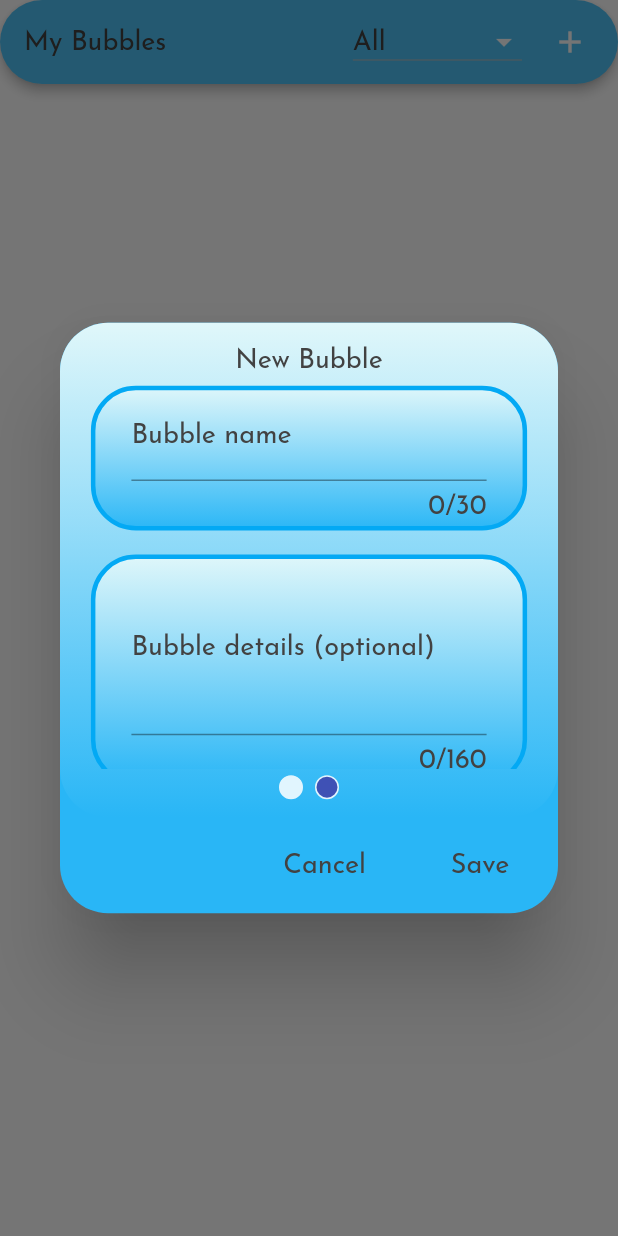
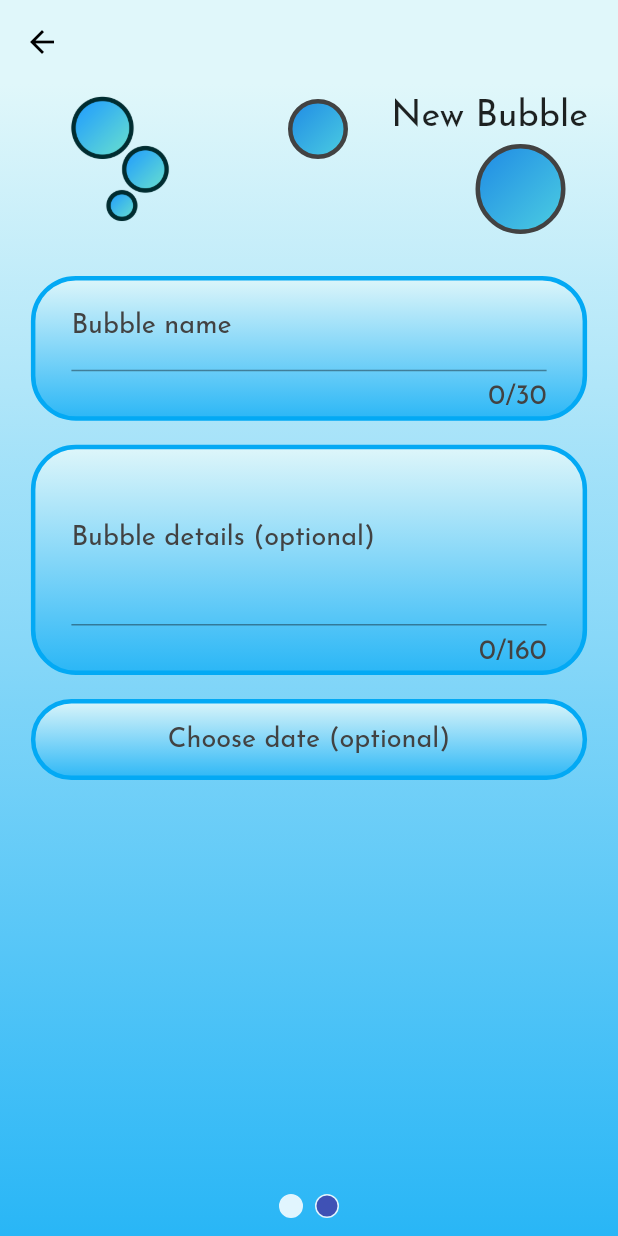
Before and after one commit to djbirbeck/bubble, a Flutter app: the BubbleList screen opened directly, after a tap on "Add a Bubble?", on a phone screen of 412 x 824 dp. Run offline on Flutter 3.47's test engine with Material 2 defaults, Android fonts, the phone set to English and light mode, and no system bars; our stand-ins replace flutter_local_notifications, hive, hive_flutter, sleek_circular_slider; missing offline and left inert: bezier_chart, notification_permissions; accounts and stored records are empty; generated files the repository leaves out were written again; statements that could not run were skipped.

```diff
--- a/lib/screens/bubble_details.dart
+++ b/lib/screens/bubble_details.dart
@@ -1,4 +1,5 @@
 import 'package:flutter/material.dart';
+import 'package:intl/intl.dart';
 
 class BubbleDetails extends StatefulWidget {
   final TabController tabController;
@@ -76,8 +77,7 @@ class _BubbleDetailsState extends State<BubbleDetails> {
       },
       child: Container(
         //width: MediaQuery.of(context).size.width * 0.9,
-        child: Column(
-          mainAxisAlignment: MainAxisAlignment.center,
+        child: ListView(
           children: [
             Container(
               margin: EdgeInsets.symmetric(
@@ -154,40 +154,41 @@ class _BubbleDetailsState extends State<BubbleDetails> {
                 onChanged: (value) => widget.updateNotes(value),
               ),
             ),
-            // Container(
-            //   margin: EdgeInsets.symmetric(
-            //     horizontal: MediaQuery.of(context).size.width * 0.05,
-            //     vertical: 8,
-            //   ),
-            //   decoration: BoxDecoration(
-            //     color: Colors.white,
-            //     borderRadius: BorderRadius.circular(30),
-            //     border: Border.all(color: Colors.lightBlue, width: 3),
-            //     gradient: LinearGradient(
-            //       begin: Alignment.topCenter,
-            //       end: Alignment.bottomCenter,
-            //       colors: [
-            //         Theme.of(context).primaryColor,
-            //         Theme.of(context).accentColor,
-            //       ],
-            //     ),
-            //   ),
-            //   child: FlatButton(
-            //     onPressed: _presentDatePicker,
-            //     shape: RoundedRectangleBorder(
-            //         borderRadius: BorderRadius.circular(32)),
-            //     padding: EdgeInsets.symmetric(vertical: 8, horizontal: 24),
-            //     child: FittedBox(
-            //       fit: BoxFit.scaleDown,
-            //       child: Text(
-            //         _selectedDate == null
-            //             ? 'Choose date (optional)'
-            //             : '${DateFormat.yMMMEd().format(_selectedDate)}',
-            //         style: Theme.of(context).textTheme.headline6,
-            //       ),
-            //     ),
-            //   ),
-            // ),
+            Container(
+              width: MediaQuery.of(context).size.width * 0.9,
+              margin: EdgeInsets.symmetric(
+                horizontal: MediaQuery.of(context).size.width * 0.05,
+                vertical: 8,
+              ),
+              decoration: BoxDecoration(
+                color: Colors.white,
+                borderRadius: BorderRadius.circular(30),
+                border: Border.all(color: Colors.lightBlue, width: 3),
+                gradient: LinearGradient(
+                  begin: Alignment.topCenter,
+                  end: Alignment.bottomCenter,
+                  colors: [
+                    Theme.of(context).primaryColor,
+                    Theme.of(context).accentColor,
+                  ],
+                ),
+              ),
+              child: FlatButton(
+                onPressed: _presentDatePicker,
+                shape: RoundedRectangleBorder(
+                    borderRadius: BorderRadius.circular(32)),
+                padding: EdgeInsets.symmetric(vertical: 12, horizontal: 24),
+                child: FittedBox(
+                  fit: BoxFit.scaleDown,
+                  child: Text(
+                    _selectedDate == null
+                        ? 'Choose date (optional)'
+                        : '${DateFormat.yMMMEd().format(_selectedDate)}',
+                    style: Theme.of(context).textTheme.headline6,
+                  ),
+                ),
+              ),
+            ),
           ],
         ),
       ),
--- a/lib/screens/new_bubble_tabs.dart
+++ b/lib/screens/new_bubble_tabs.dart
@@ -22,7 +22,6 @@ class _NewBubbleTabsState extends State<NewBubbleTabs>
 
   String _title;
   String _notes;
-  //String _rightButton = 'Next';
   String _bubbleType = 'small';
   double _amountOfBubbles;
   bool _editing;
@@ -224,85 +223,68 @@ class _NewBubbleTabsState extends State<NewBubbleTabs>
 
   @override
   Widget build(BuildContext context) {
-    return Container(
-      decoration: BoxDecoration(
-        borderRadius: BorderRadius.circular(32),
-        gradient: LinearGradient(
-          begin: Alignment.topCenter,
-          end: Alignment.bottomCenter,
-          colors: [
-            Theme.of(context).primaryColor,
-            Theme.of(context).accentColor,
+    return BasicScaffold(
+      screenTitle: '',
+      implyLeading: true,
+      childWidget: Column(
+          mainAxisAlignment: MainAxisAlignment.center,
+          children: <Widget>[
+            GestureDetector(
+              behavior: HitTestBehavior.translucent,
+              onTap: () {
+                FocusScope.of(context).unfocus();
+              },
+              child: Container(
+                height: 120,
+                child: Stack(
+                  children: [
+                    Positioned(
+                      right: 20,
+                      top: 10,
+                      child: Text(
+                        '${_editing ? 'Edit' : 'New'} Bubble',
+                        style: TextStyle(
+                          fontSize: 24,
+                          fontFamily:
+                              Theme.of(context).textTheme.headline6.fontFamily,
+                        ),
+                      ),
+                    ),
+                    Positioned(
+                      height: 60,
+                      width: 60,
+                      right: 35,
+                      bottom: 20,
+                      child: Hero(
+                        tag: 'bubble-1',
+                        child: Bubble(size: 70),
+                      ),
+                    ),
+                    Positioned(
+                      height: 40,
+                      width: 40,
+                      right: 180,
+                      top: 10,
+                      child: Hero(
+                        tag: 'bubble-2',
+                        child: Bubble(size: 50),
+                      ),
+                    ),
+                    Positioned(
+                      left: 30,
+                      bottom: 20,
+                      child: Hero(
+                        tag: 'logoImage',
+                        child: Image.asset('assets/images/logo.png',
+                            height: 100,
+                            width: 100,
+                            semanticLabel: 'Bubble logo'),
+                      ),
+                    ),
                   ],
                 ),
               ),
-      child: Column(
-        mainAxisAlignment: MainAxisAlignment.center,
-        children: <Widget>[
-          Padding(
-            padding: const EdgeInsets.only(top: 16),
-            child: Text(
-              'New Bubble',
-              style: Theme.of(context).textTheme.headline6,
-              textAlign: TextAlign.center,
             ),
-          ),
-          // GestureDetector(
-          //   behavior: HitTestBehavior.translucent,
-          //   onTap: () {
-          //     FocusScope.of(context).unfocus();
-          //   },
-          //   child: Container(
-          //     height: 120,
-          //     child: Stack(
-          //       children: [
-          //         Positioned(
-          //           right: 20,
-          //           top: 10,
-          //           child: Text(
-          //             'New Bubble',
-          //             style: TextStyle(
-          //               fontSize: 24,
-          //               fontFamily:
-          //                   Theme.of(context).textTheme.headline6.fontFamily,
-          //             ),
-          //           ),
-          //         ),
-          //         Positioned(
-          //           height: 60,
-          //           width: 60,
-          //           right: 35,
-          //           bottom: 20,
-          //           child: Hero(
-          //             tag: 'bubble-1',
-          //             child: Bubble(size: 70),
-          //           ),
-          //         ),
-          //         Positioned(
-          //           height: 40,
-          //           width: 40,
-          //           right: 180,
-          //           top: 10,
-          //           child: Hero(
-          //             tag: 'bubble-2',
-          //             child: Bubble(size: 50),
-          //           ),
-          //         ),
-          //         Positioned(
-          //           left: 30,
-          //           bottom: 20,
-          //           child: Hero(
-          //             tag: 'logoImage',
-          //             child: Image.asset('assets/images/logo.png',
-          //                 height: 100,
-          //                 width: 100,
-          //                 semanticLabel: 'Bubble logo'),
-          //           ),
-          //         ),
-          //       ],
-          //     ),
-          //   ),
-          // ),
             Expanded(
               child: TabBarView(
                 controller: _tabController,
--- a/lib/widgets/bubble_list.dart
+++ b/lib/widgets/bubble_list.dart
@@ -1,3 +1,4 @@
+import 'package:Bubble/transitions/slide_right.dart';
 import 'package:flutter/material.dart';
 import 'package:hive/hive.dart';
 import 'package:hive_flutter/hive_flutter.dart';
@@ -62,60 +63,6 @@ class _BubbleListState extends State<BubbleList> {
         );
       },
     );
-  }
-
-  void _showBottomSheet(context) {
-    showDialog(
-        context: context,
-        // backgroundColor: Colors.transparent,
-        // shape: RoundedRectangleBorder(
-        //   borderRadius: BorderRadius.only(
-        //     topLeft: Radius.circular(32),
-        //     topRight: Radius.circular(32),
-        //   ),
-        // ),
-        builder: (context) {
-          return AlertDialog(
-            backgroundColor: Theme.of(context).accentColor,
-            contentPadding: EdgeInsets.zero,
-            shape: RoundedRectangleBorder(
-              borderRadius: BorderRadius.circular(32),
-            ),
-            content: Container(
-              height: MediaQuery.of(context).size.height * 0.4,
-              width: MediaQuery.of(context).size.width * 0.9,
-              child: NewBubbleTabs(),
-            ),
-            actions: <Widget>[
-              FlatButton(
-                  onPressed: () {},
-                  shape: RoundedRectangleBorder(
-                      borderRadius: BorderRadius.circular(32)),
-                  padding: EdgeInsets.symmetric(vertical: 8, horizontal: 24),
-                  child: FittedBox(
-                    fit: BoxFit.scaleDown,
-                    child: Text(
-                      'Cancel',
-                      style: Theme.of(context).textTheme.headline6,
-                    ),
-                  ),
-                ),
-                FlatButton(
-                  onPressed: () {},
-                  shape: RoundedRectangleBorder(
-                      borderRadius: BorderRadius.circular(32)),
-                  padding: EdgeInsets.symmetric(vertical: 8, horizontal: 24),
-                  child: FittedBox(
-                    fit: BoxFit.scaleDown,
-                    child: Text(
-                      'Save',
-                      style: Theme.of(context).textTheme.headline6,
-                    ),
-                  ),
-                ),
-            ],
-          );
-        });
   }
 
   @override
@@ -185,7 +132,12 @@ class _BubbleListState extends State<BubbleList> {
                   Icons.add,
                   color: Colors.white,
                 ),
-                onPressed: () => _showBottomSheet(context),
+                onPressed: () => Navigator.push(
+                  context,
+                  SlideRightRoute(
+                    page: NewBubbleTabs(),
+                  ),
+                ),
               ),
             ),
           ])
@@ -216,7 +168,12 @@ class _BubbleListState extends State<BubbleList> {
                     borderRadius: BorderRadius.circular(100),
                   ),
                   padding: EdgeInsets.symmetric(vertical: 16, horizontal: 24),
-                  onPressed: () => _showBottomSheet(context),
+                  onPressed: () => Navigator.push(
+                    context,
+                    SlideRightRoute(
+                      page: NewBubbleTabs(),
+                    ),
+                  ),
                   child: Text(
                     'Add a Bubble?',
                     style: Theme.of(context).textTheme.headline6,
--- a/lib/widgets/hero_bubbles_stats.dart
+++ b/lib/widgets/hero_bubbles_stats.dart
@@ -7,7 +7,7 @@ class HeroBubblesStats extends StatelessWidget {
   Widget build(BuildContext context) {
     return Container(
       alignment: Alignment.bottomRight,
-      height: MediaQuery.of(context).size.height * 0.15,
+      height: MediaQuery.of(context).size.height * 0.1,
       width: MediaQuery.of(context).size.width,
       child: Stack(
         children: [
```
Also changed, not shown: lib/screens/all_templates.dart (+9 -19 lines), lib/screens/bubble_type.dart (+42 -75 lines), lib/screens/help_screen.dart (+25 -5 lines), lib/screens/home_screen.dart (+7 -2 lines), lib/screens/statistics_screen.dart (+25 -5 lines), lib/widgets/menu_drawer.dart (+24 -16 lines), lib/widgets/template.dart (+7 -20 lines). Lines whose indentation alone changed are shown as unchanged.
